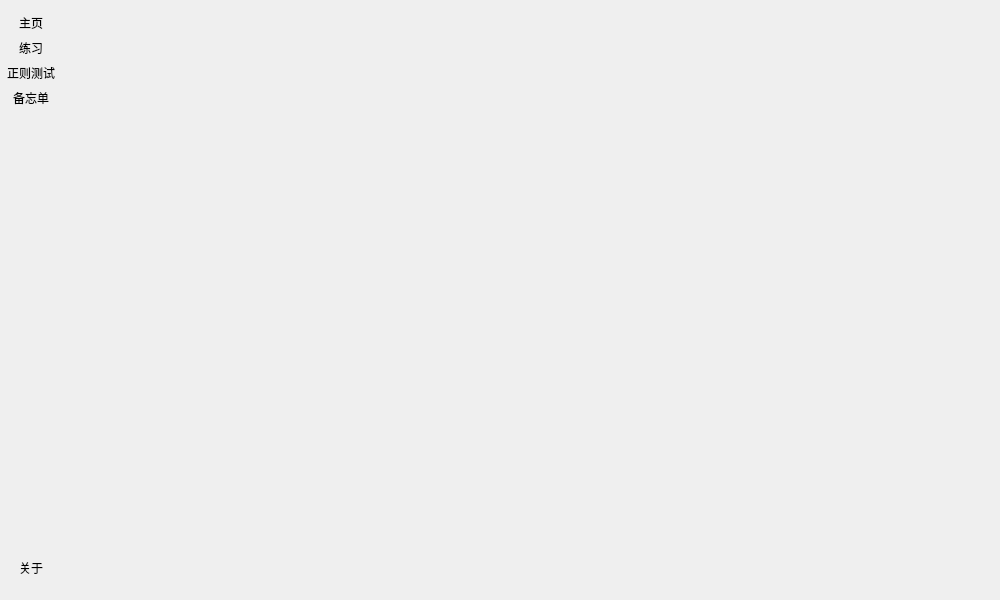
CodingRookie98/RegexLearning, file src/mainwindow.ui: the form before one commit.
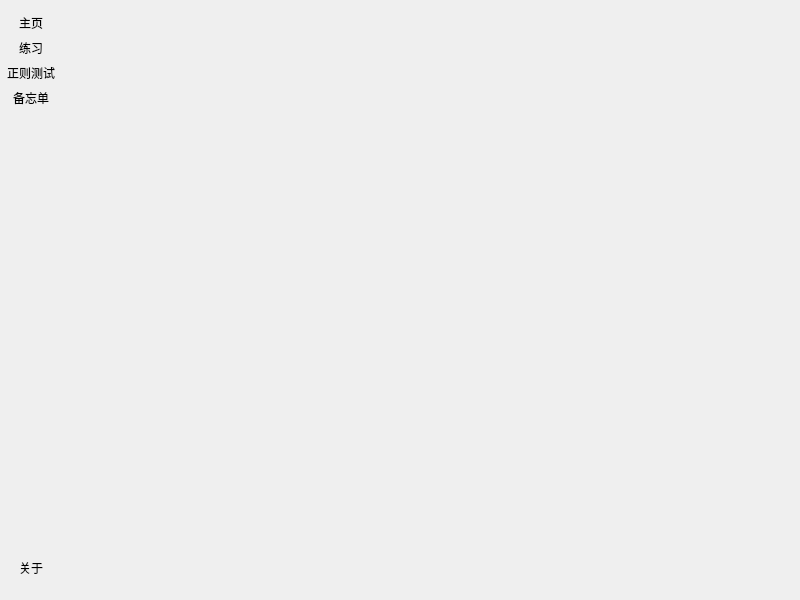
The form after the commit. Icons and pictures are not drawn.

Commit message: 调整窗口最小宽度，解决win & linux双平台下界面显示问题

What changed in the file:
```diff
--- a/src/mainwindow.ui
+++ b/src/mainwindow.ui
@@ -6,7 +6,7 @@
    <rect>
     <x>0</x>
     <y>0</y>
-    <width>1000</width>
+    <width>800</width>
     <height>600</height>
    </rect>
   </property>
@@ -18,7 +18,7 @@
   </property>
   <property name="minimumSize">
    <size>
-    <width>1000</width>
+    <width>0</width>
     <height>0</height>
    </size>
   </property>
```
The commit also changes 2 other files.
